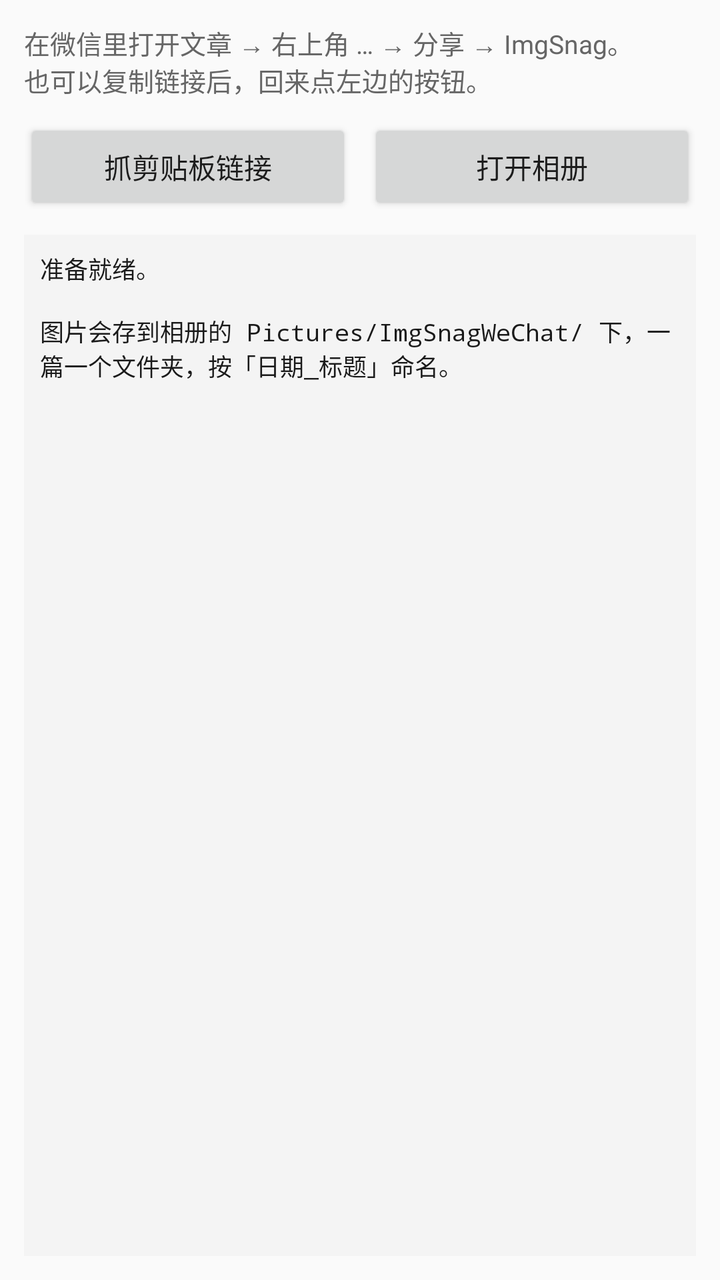
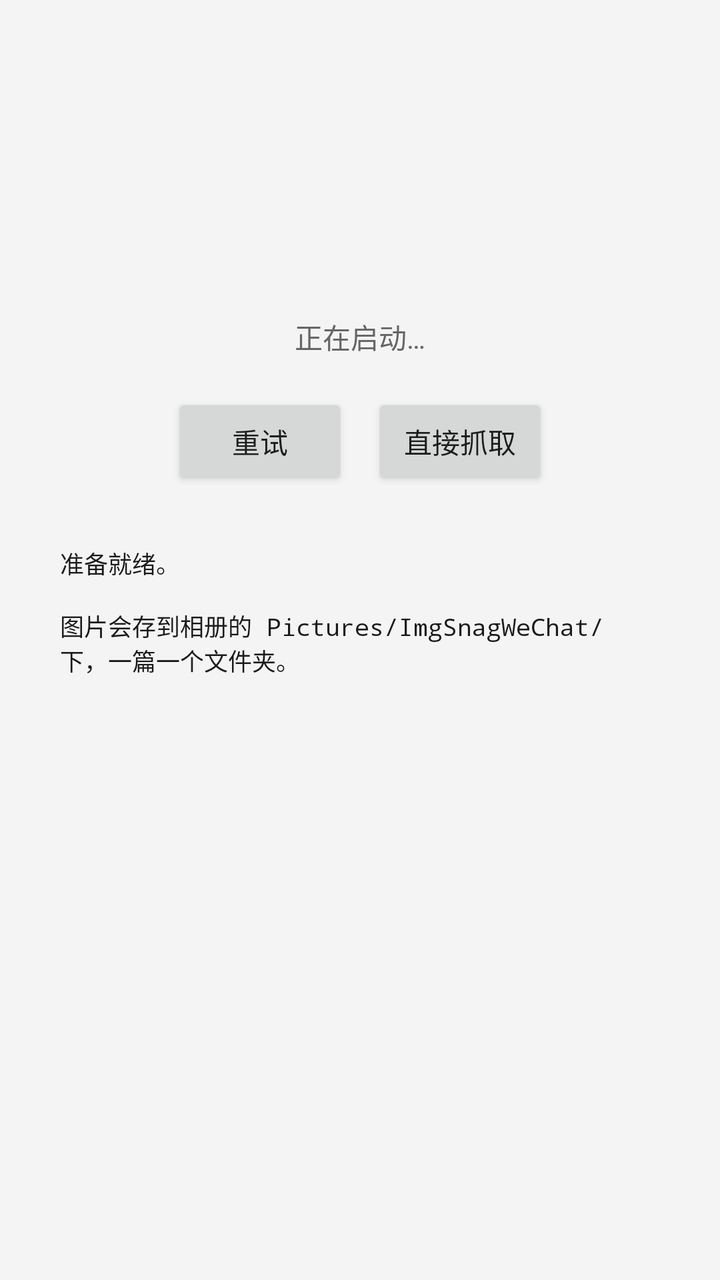

An Android layout rendered at two revisions. The XML below is the earlier revision; the diff shows what the commit changed to produce the second picture.
<!-- AndroidManifest.xml: application theme android:Theme.Material.Light.DarkActionBar -->
<!-- res/layout/activity_main.xml -->
<?xml version="1.0" encoding="utf-8"?>
<LinearLayout xmlns:android="http://schemas.android.com/apk/res/android"
    android:layout_width="match_parent"
    android:layout_height="match_parent"
    android:orientation="vertical"
    android:fitsSystemWindows="true"
    android:padding="12dp">

    <TextView
        android:id="@+id/hint"
        android:layout_width="match_parent"
        android:layout_height="wrap_content"
        android:text="@string/hint"
        android:textSize="13sp"
        android:textColor="@color/hint"/>

    <LinearLayout
        android:layout_width="match_parent"
        android:layout_height="wrap_content"
        android:orientation="horizontal"
        android:layout_marginTop="10dp">

        <Button
            android:id="@+id/btn_clip"
            android:layout_width="0dp"
            android:layout_height="wrap_content"
            android:layout_weight="1"
            android:text="@string/btn_clip"/>

        <Button
            android:id="@+id/btn_gallery"
            android:layout_width="0dp"
            android:layout_height="wrap_content"
            android:layout_weight="1"
            android:layout_marginStart="8dp"
            android:text="@string/btn_gallery"/>
    </LinearLayout>

    <ScrollView
        android:id="@+id/scroll"
        android:layout_width="match_parent"
        android:layout_height="0dp"
        android:layout_weight="1"
        android:layout_marginTop="10dp"
        android:padding="8dp"
        android:background="@color/log_bg">

        <TextView
            android:id="@+id/log"
            android:layout_width="match_parent"
            android:layout_height="wrap_content"
            android:text="@string/log_init"
            android:textSize="12sp"
            android:typeface="monospace"
            android:textColor="@color/log_fg"
            android:textIsSelectable="true"/>
    </ScrollView>

</LinearLayout>
<!-- resources referenced by this layout -->
<resources>
  <color name="hint">#666666</color>
  <color name="log_bg">#F4F4F4</color>
  <color name="log_fg">#1A1A1A</color>
  <string name="btn_clip">抓剪贴板链接</string>
  <string name="btn_gallery">打开相册</string>
  <string name="hint">在微信里打开文章 → 右上角 … → 分享 → ImgSnag。\n也可以复制链接后，回来点左边的按钮。</string>
  <string name="log_init">准备就绪。\n\n图片会存到相册的 Pictures/ImgSnagWeChat/ 下，一篇一个文件夹，按「日期_标题」命名。</string>
</resources>

<!-- the commit's change to res/layout/activity_main.xml (unified diff, before → after) -->
@@ -1,59 +1,80 @@
 <?xml version="1.0" encoding="utf-8"?>
-<LinearLayout xmlns:android="http://schemas.android.com/apk/res/android"
+<FrameLayout xmlns:android="http://schemas.android.com/apk/res/android"
     android:layout_width="match_parent"
     android:layout_height="match_parent"
-    android:orientation="vertical"
-    android:fitsSystemWindows="true"
-    android:padding="12dp">
+    android:background="@color/log_bg">
 
-    <TextView
-        android:id="@+id/hint"
+    
+    <WebView
+        android:id="@+id/web"
         android:layout_width="match_parent"
-        android:layout_height="wrap_content"
-        android:text="@string/hint"
-        android:textSize="13sp"
-        android:textColor="@color/hint"/>
+        android:layout_height="match_parent"
+        android:visibility="invisible"/>
 
     <LinearLayout
+        android:id="@+id/splash"
         android:layout_width="match_parent"
-        android:layout_height="wrap_content"
-        android:orientation="horizontal"
-        android:layout_marginTop="10dp">
+        android:layout_height="match_parent"
+        android:orientation="vertical"
+        android:gravity="center_horizontal"
+        android:padding="20dp">
 
-        <Button
-            android:id="@+id/btn_clip"
-            android:layout_width="0dp"
+        <ProgressBar
+            android:id="@+id/spin"
+            android:layout_width="wrap_content"
             android:layout_height="wrap_content"
+            android:layout_marginTop="72dp"/>
+
+        <TextView
+            android:id="@+id/status"
+            android:layout_width="match_parent"
+            android:layout_height="wrap_content"
+            android:layout_marginTop="18dp"
+            android:gravity="center"
+            android:lineSpacingExtra="4dp"
+            android:text="@string/status_starting"
+            android:textSize="14sp"
+            android:textColor="@color/hint"/>
+
+        <LinearLayout
+            android:layout_width="wrap_content"
+            android:layout_height="wrap_content"
+            android:orientation="horizontal"
+            android:layout_marginTop="18dp">
+
+            <Button
+                android:id="@+id/retry"
+                android:layout_width="wrap_content"
+                android:layout_height="wrap_content"
+                android:text="@string/btn_retry"/>
+
+            <Button
+                android:id="@+id/fallback"
+                android:layout_width="wrap_content"
+                android:layout_height="wrap_content"
+                android:layout_marginStart="12dp"
+                android:text="@string/btn_fallback"/>
+        </LinearLayout>
+
+        <ScrollView
+            android:id="@+id/scroll"
+            android:layout_width="match_parent"
+            android:layout_height="0dp"
             android:layout_weight="1"
-            android:text="@string/btn_clip"/>
+            android:layout_marginTop="18dp"
+            android:padding="10dp">
 
-        <Button
-            android:id="@+id/btn_gallery"
-            android:layout_width="0dp"
-            android:layout_height="wrap_content"
-            android:layout_weight="1"
-            android:layout_marginStart="8dp"
-            android:text="@string/btn_gallery"/>
+            <TextView
+                android:id="@+id/log"
+                android:layout_width="match_parent"
+                android:layout_height="wrap_content"
+                android:text="@string/log_init"
+                android:textSize="12sp"
+                android:typeface="monospace"
+                android:textColor="@color/log_fg"
+                android:textIsSelectable="true"/>
+        </ScrollView>
+
     </LinearLayout>
 
-    <ScrollView
-        android:id="@+id/scroll"
-        android:layout_width="match_parent"
-        android:layout_height="0dp"
-        android:layout_weight="1"
-        android:layout_marginTop="10dp"
-        android:padding="8dp"
-        android:background="@color/log_bg">
-
-        <TextView
-            android:id="@+id/log"
-            android:layout_width="match_parent"
-            android:layout_height="wrap_content"
-            android:text="@string/log_init"
-            android:textSize="12sp"
-            android:typeface="monospace"
-            android:textColor="@color/log_fg"
-            android:textIsSelectable="true"/>
-    </ScrollView>
-
-</LinearLayout>
+</FrameLayout>
<!-- resource entries referenced after the edit -->
@@ -3,9 +3,9 @@
   <color name="hint">#666666</color>
   <color name="log_bg">#F4F4F4</color>
   <color name="log_fg">#1A1A1A</color>
-  <string name="btn_clip">抓剪贴板链接</string>
-  <string name="btn_gallery">打开相册</string>
-  <string name="hint">在微信里打开文章 → 右上角 … → 分享 → ImgSnag。\n也可以复制链接后，回来点左边的按钮。</string>
-  <string name="log_init">准备就绪。\n\n图片会存到相册的 Pictures/ImgSnagWeChat/ 下，一篇一个文件夹，按「日期_标题」命名。</string>
+  <string name="btn_fallback">直接抓取</string>
+  <string name="btn_retry">重试</string>
+  <string name="log_init">准备就绪。\n\n图片会存到相册的 Pictures/ImgSnagWeChat/ 下，一篇一个文件夹。</string>
+  <string name="status_starting">正在启动…</string>
 </resources>
 
